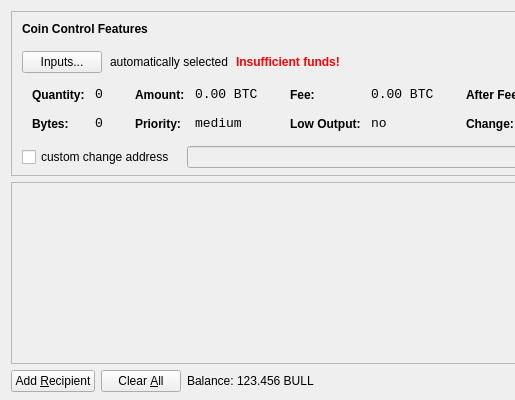
Old version of the form Bullcoin/src/qt/forms/sendcoinsdialog.ui in the repository bullCoin123/bullmaster; both pictures show x 0 to 515 and y 0 to 400 of the 850 by 400 pixel window.
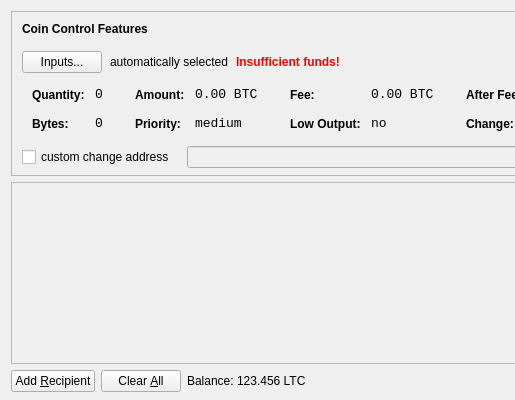
New version of the form. Icons and pictures are not drawn.

```diff
--- a/Bullcoin/src/qt/forms/sendcoinsdialog.ui
+++ b/Bullcoin/src/qt/forms/sendcoinsdialog.ui
@@ -720,7 +720,7 @@
           <cursorShape>IBeamCursor</cursorShape>
          </property>
          <property name="text">
-          <string>123.456 BULL</string>
+          <string>123.456 LTC</string>
          </property>
          <property name="textInteractionFlags">
           <set>Qt::LinksAccessibleByMouse|Qt::TextSelectableByKeyboard|Qt::TextSelectableByMouse</set>
```
